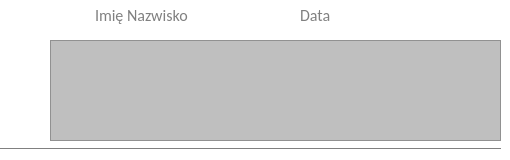
Before: the Qt Designer form noteblock.ui in RStravinsky/CarReservation, drawn with Qt 5.
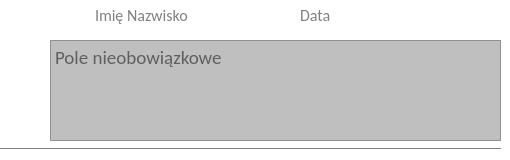
After: the same form once the commit is applied. Icons and pictures are not drawn.

```diff
--- a/noteblock.ui
+++ b/noteblock.ui
@@ -297,6 +297,9 @@
 &lt;/style&gt;&lt;/head&gt;&lt;body style=&quot; font-family:'Calibri'; font-size:14pt; font-weight:400; font-style:normal;&quot;&gt;
 &lt;p style=&quot;-qt-paragraph-type:empty; margin-top:0px; margin-bottom:0px; margin-left:0px; margin-right:0px; -qt-block-indent:0; text-indent:0px; font-family:'MS Shell Dlg 2'; font-size:8.25pt;&quot;&gt;&lt;br /&gt;&lt;/p&gt;&lt;/body&gt;&lt;/html&gt;</string>
    </property>
+   <property name="placeholderText">
+    <string>Pole nieobowiązkowe</string>
+   </property>
   </widget>
   <widget class="QLabel" name="lblIsRead">
    <property name="geometry">
```
